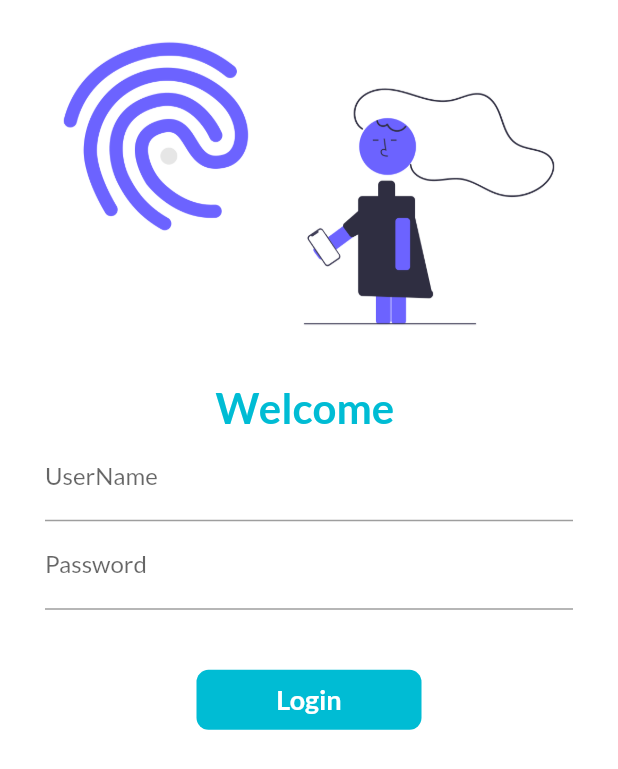
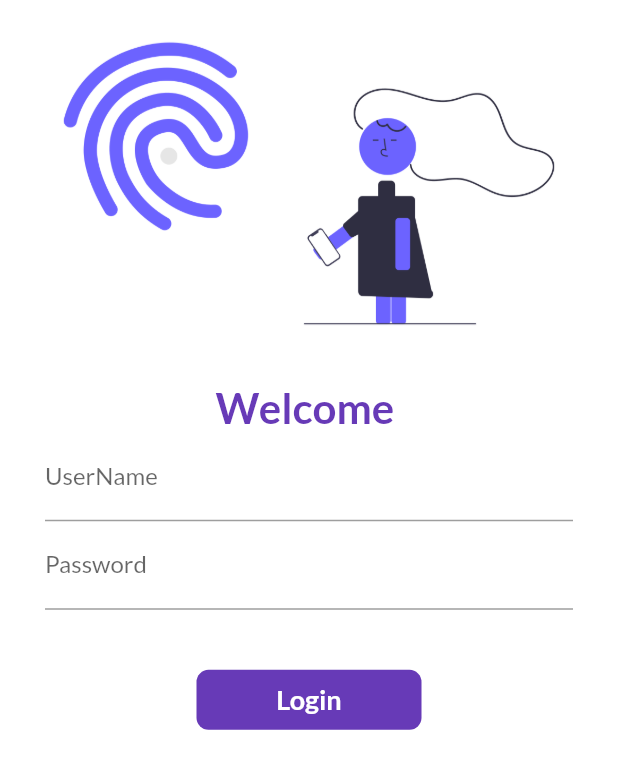
Before and after one commit to Het0603/30DaysOfFlutter, a Flutter app: the screen it shows after launch, on a phone screen of 412 x 824 dp. Shown: the top 769 px of the screen. Run offline on Flutter 3.47's test engine with Material 2 defaults, Android fonts, the light colour scheme and no system bars; our stand-ins replace google_fonts.

Commit message:
modified:   lib/pages/login_page.dart 	modified:   pubspec.lock 	modified:   pubspec.yaml

```diff
--- a/lib/pages/login_page.dart
+++ b/lib/pages/login_page.dart
@@ -12,6 +12,20 @@ class LoginPage extends StatefulWidget {
 class _LoginPageState extends State<LoginPage> {
   String name = "";
   bool changebutton = false;
+
+  final _formKey = GlobalKey<FormState>();
+
+  movetohome(BuildContext context) async {
+    if(_formKey.currentState!.validate()){
+    setState(() {
+      changebutton = true;
+    });
+    await Future.delayed(Duration(seconds: 1));
+    await Navigator.pushNamed(context, MyRoutes.homeroute);
+    setState(() {
+      changebutton = false;
+    });
+  }}
 
   @override
   Widget build(BuildContext context) {
@@ -31,7 +45,7 @@ class _LoginPageState extends State<LoginPage> {
               "Welcome $name",
               style: TextStyle(
                 fontSize: 28,
-                color: Colors.cyan,
+                color: Colors.deepPurple,
                 fontWeight: FontWeight.bold,
               ),
             ),
@@ -40,13 +54,21 @@ class _LoginPageState extends State<LoginPage> {
             ),
             Padding(
               padding: const EdgeInsets.symmetric(horizontal: 30.0),
+              child: Form(
+                key: _formKey,
                 child: Column(
                   children: [
                     TextFormField(
                       decoration: InputDecoration(
-                      hintText: "Enter username",
+                        hintText: "Enter Username",
                         labelText: "UserName",
                       ),
+                      validator: (value) {
+                        if (value!.isEmpty) {
+                          return "Username cannot be empty";
+                        }
+                          return null;
+                      },
                       onChanged: (value) {
                         name = value;
                         setState(
@@ -60,26 +82,35 @@ class _LoginPageState extends State<LoginPage> {
                         hintText: "Enter password",
                         labelText: "Password",
                       ),
+                      validator: (value) {
+                        if (value!.isEmpty) {
+                          return "Password cannot be empty";
+                        }
+                       else if (value.length < 8) {
+                          return "Password cannot be less than 8";
+                        }
+                        return null;
+                      },
                     ),
                     SizedBox(
                       height: 40,
                     ),
-
-                  InkWell(
-                    onTap: () async {
-                      setState(() {
-                        changebutton = true;
-                      });
-                      await Future.delayed(Duration(seconds: 1));
-                      Navigator.pushNamed(context, MyRoutes.homeroute);
-                    },
+                    Material(
+                      color: Colors.deepPurple,
+                      borderRadius:
+                          BorderRadius.circular(changebutton ? 40 : 8),
+                      child: InkWell(
+                        onTap: () => movetohome(context),
                         child: AnimatedContainer(
                           duration: Duration(seconds: 1),
                           height: 40,
                           width: changebutton ? 40 : 150,
                           alignment: Alignment.center,
                           child: changebutton
-                          ? Icon(Icons.done)
+                              ? Icon(
+                                  Icons.done,
+                                  color: Colors.white,
+                                )
                               : Text(
                                   "Login",
                                   style: TextStyle(
@@ -88,24 +119,11 @@ class _LoginPageState extends State<LoginPage> {
                                     fontWeight: FontWeight.bold,
                                   ),
                                 ),
-                      decoration: BoxDecoration(
-                        color: Colors.cyan,
-                        borderRadius:
-                            BorderRadius.circular(changebutton ? 40 : 8),
                         ),
                       ),
                     ),
-                  // ElevatedButton(
-                  //   child: Text("Login"),
-                  //   style: ElevatedButton.styleFrom(
-                  //       minimumSize: Size(110, 40),
-                  //       onPrimary: Colors.white,
-                  //       primary: Colors.cyan),
-                  //   onPressed: () {
-                  //     Navigator.pushNamed(context, MyRoutes.homeroute);
-                  //   },
-                  // ),
                   ],
+                ),
               ),
             )
           ],
--- a/pubspec.yaml
+++ b/pubspec.yaml
@@ -27,6 +27,7 @@ environment:
 # the latest version available on pub.dev. To see which dependencies have newer
 # versions available, run `flutter pub outdated`.
 dependencies:
+  flutter_pw_validator: ^1.4.2
   flutter:
     sdk: flutter
   rounded_loading_button: ^2.0.8
```
Also changed, not shown: pubspec.lock. Lines whose indentation alone changed are shown as unchanged.
